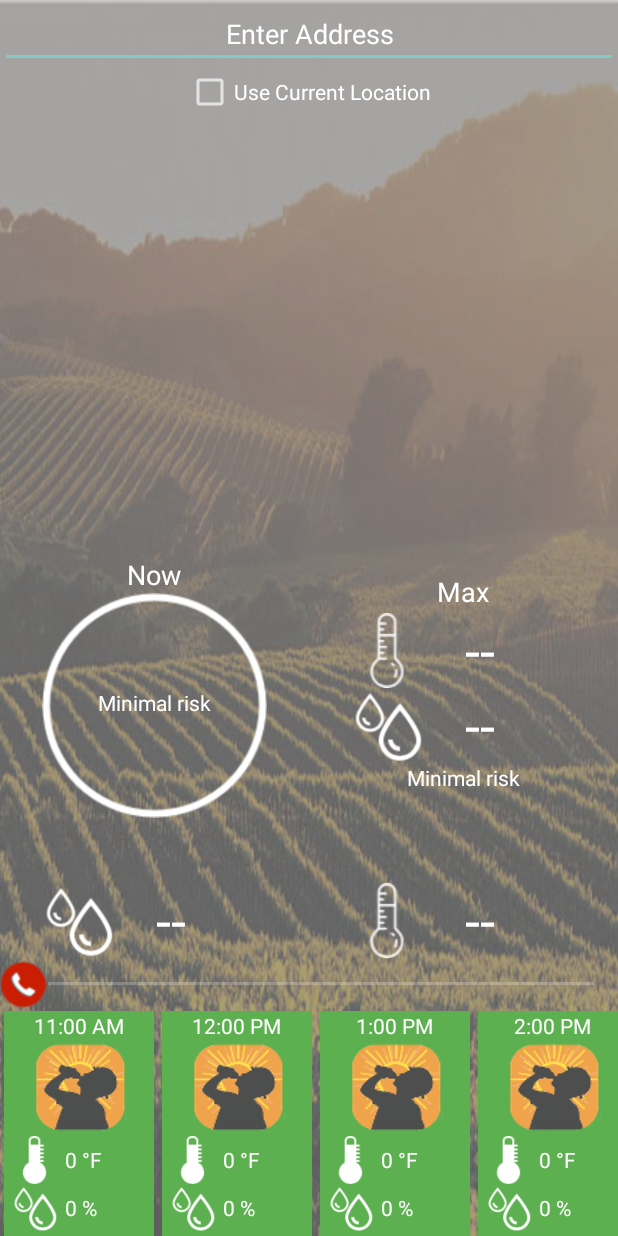
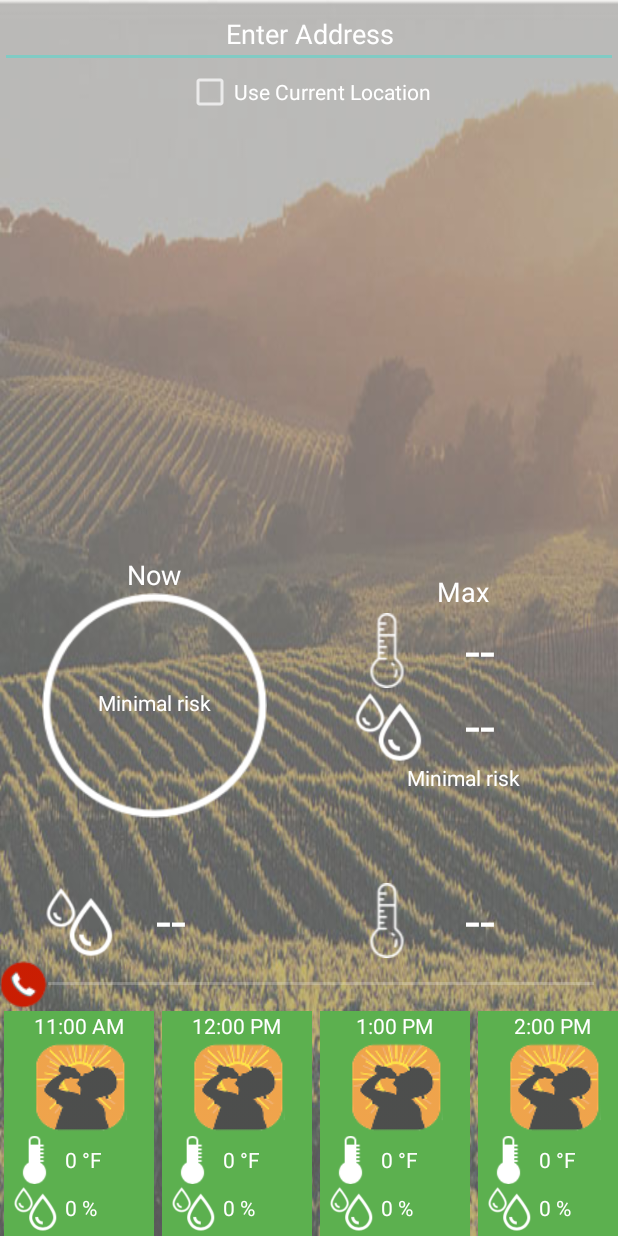
Before and after one commit to mini024/HeatStress, an Android app: the screen it shows after launch (MainActivity), on a phone screen of 412 x 824 dp. Run offline under Robolectric (Android 15) with nearby library versions, the light colour scheme and no system bars.

Commit message:
Change primary color, video works

```diff
--- a/app/src/main/AndroidManifest.xml
+++ b/app/src/main/AndroidManifest.xml
@@ -30,7 +30,6 @@
             android:windowSoftInputMode="adjustPan">
             <intent-filter>
                 <action android:name="android.intent.action.MAIN" />
-
                 <category android:name="android.intent.category.LAUNCHER" />
             </intent-filter>
         </activity>
--- a/app/src/main/res/layout/activity_main.xml
+++ b/app/src/main/res/layout/activity_main.xml
@@ -6,8 +6,8 @@
     android:layout_width="match_parent"
     android:layout_height="match_parent"
     android:background="@drawable/background"
+    android:orientation="vertical"
     android:tint="@color/card_colorOrange"
-    android:orientation="vertical"
     android:windowSoftInputMode="adjustPan"
     tools:context="com.example.jessicamcavazoserhard.heatstress.ui.MainActivity">
 
@@ -17,7 +17,7 @@
         android:id="@+id/filterView"
         android:layout_width="match_parent"
         android:layout_height="match_parent"
-        android:background="@color/card_colorYellow" />
+        android:background="@drawable/background" />
 
     <AutoCompleteTextView
         android:id="@+id/editText_address"
--- a/app/src/main/res/layout/activity_video_detail.xml
+++ b/app/src/main/res/layout/activity_video_detail.xml
@@ -4,6 +4,7 @@
     android:id="@+id/activity_detail"
     android:layout_width="match_parent"
     android:layout_height="match_parent"
+    android:background="@drawable/background"
     android:paddingBottom="@dimen/activity_vertical_margin"
     android:paddingLeft="@dimen/activity_horizontal_margin"
     android:paddingRight="@dimen/activity_horizontal_margin"
@@ -28,10 +29,9 @@
 
         <com.google.android.youtube.player.YouTubePlayerView
             android:id="@+id/youtube_player"
+            android:layout_width="match_parent"
             android:layout_height="wrap_content"
-            android:layout_width="match_parent"
-            android:background="#fff"
-            />
+            android:background="#FFFFFF" />
 
         <TextView
             android:id="@+id/textView_description"
--- a/app/src/main/res/values/colors.xml
+++ b/app/src/main/res/values/colors.xml
@@ -1,12 +1,12 @@
 <?xml version="1.0" encoding="utf-8"?>
 <resources>
-    <color name="colorPrimary">#5be1bb22</color>
-    <color name="colorPrimaryDark">#00303f9f</color>
+    <color name="colorPrimary">#FFe1bb22</color>
+    <color name="colorPrimaryDark">#FF303f9f</color>
     <color name="colorAccent">#ff4081</color>
     <color name="textColorGray">#aaaaa99f</color>
     <color name="card_color">#abcaa1</color>
     <color name="card_colorRed">#dd4c3c</color>
     <color name="card_colorGreen">#ac7cad6c</color>
-    <color name="card_colorOrange">#2effffff</color>
+    <color name="card_colorOrange">#ffffff</color>
     <color name="card_colorYellow">#466d6c6a</color>
 </resources>
```
Also changed, not shown: app/src/main/res/layout/activity_info.xml (+22 -22 lines), app/src/main/res/layout/activity_more_info.xml (+10 -10 lines).
